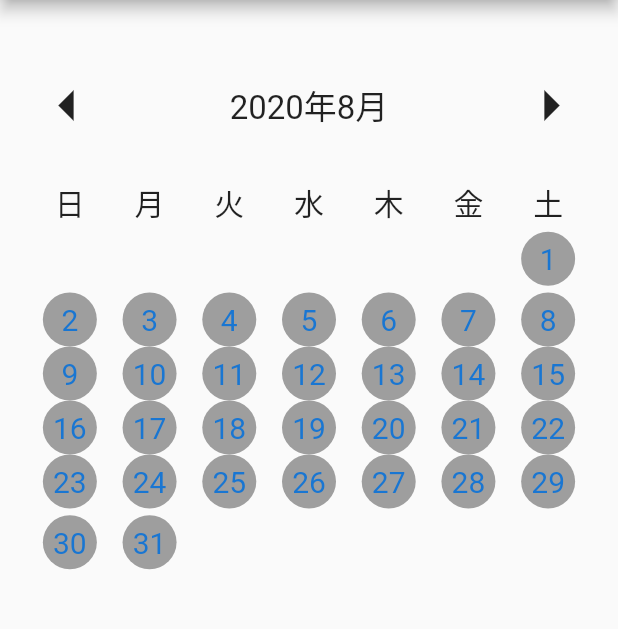
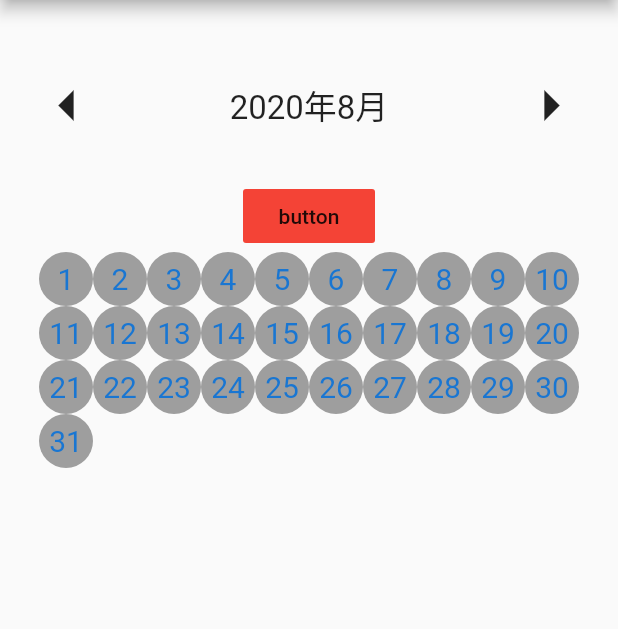
Before and after one commit to haratak/selecting_multiple_days_calendar, a Flutter app: the CalendarPage screen opened directly, on a phone screen of 412 x 824 dp, the part 84-713 px from its top. Run offline on Flutter 3.47's test engine with Material 2 defaults, Android fonts, the phone set to English and light mode, and no system bars; our stand-ins replace freezed_annotation, state_notifier; missing offline and left inert: flutter_state_notifier; generated files the repository leaves out were written again.

Commit message:
メソッドでWidgetを作成する方式に変更した（じゃなきゃボタンを押したときに画面が再構築されない）

```diff
--- a/lib/calendar_page.dart
+++ b/lib/calendar_page.dart
@@ -30,6 +30,7 @@ class _CalendarPageState extends State<CalendarPage> {
     super.initState();
     createMonths(DateTime(now.year, now.month, 1));
     createDayLabel(monthsList);
+//    buildCalendarList();
   }
 
   createMonths(DateTime startMonth) {
@@ -40,7 +41,7 @@ class _CalendarPageState extends State<CalendarPage> {
     for (var i = 0; i < 10; i++) {
       var monthLastNumber =
           DateTime(monthsListTemp[i].year, monthsListTemp[i].month + 1, 1).add(Duration(days: -1)).day;
-      Month month = Month(monthsListTemp[i], i + 1, monthLastNumber);
+      Month month = Month(monthsListTemp[i], i + 1, monthLastNumber, false);
       monthsList.add(month);
     }
   }
@@ -56,6 +57,12 @@ class _CalendarPageState extends State<CalendarPage> {
       dayLabelList.add(dayLabelListTemp);
     }
   }
+
+//  buildCalendarList() {
+//    for (int i = 0; i < monthsList.length; i++) {
+//      calendarList.add(buildCalendar(monthsList[i], dayLabelList[i]));
+//    }
+//  }
 
   @override
   Widget build(BuildContext context) {
@@ -116,8 +123,6 @@ class _CalendarPageState extends State<CalendarPage> {
               Expanded(
                 child: PageView(
                   onPageChanged: (pageId) {
-                    print('page 番号は$pageId');
-                    print('page変数は$pageNumber');
                     if (pageNumber == pageId) {
                       return;
                     }
@@ -134,7 +139,7 @@ class _CalendarPageState extends State<CalendarPage> {
                     }
                   },
                   controller: pageController,
-                  children: buildCalendarList(),
+                  children: _createPage(monthsList),
                 ),
               ),
             ],
@@ -142,74 +147,131 @@ class _CalendarPageState extends State<CalendarPage> {
         ));
   }
 
-  List<Widget> buildCalendarList() {
-    for (int i = 0; i < monthsList.length; i++) {
-      calendarList.add(buildCalendar(monthsList[i], dayLabelList[i]));
+  List<Widget> _createPage(List<Month> monthsList) {
+    List<Widget> pages = [];
+    for (var i = 0; i < monthsList.length; i++) {
+      pages.add(
+        SingleChildScrollView(
+          child: Column(
+            children: [
+              FlatButton(
+                color: monthsList[i].isSelected ? Colors.blue : Colors.red,
+                child: Text('button'),
+                onPressed: () {
+                  setState(() {
+                    if (monthsList[i].isSelected) {
+                      monthsList[i].isSelected = false;
+                    } else {
+                      monthsList[i].isSelected = true;
+                    }
+                  });
+                  print('pushed');
+                  print('${monthsList[i].isSelected}');
+                },
+              ),
+//          Column(
+////            children: _list,
+////          ),
+              Wrap(
+                children: buildCalendar(monthsList[i], dayLabelList[i]),
+              ),
+            ],
+          ),
+        ),
+      );
     }
-    return calendarList;
+    return pages;
   }
 
-  Widget buildCalendar(Month month, List<DayLabel> dayLabelList) {
+  List<Widget> buildCalendar(Month month, List<DayLabel> dayLabelList) {
     List<Widget> _list = [];
+    List<Widget> _listMain = [];
 
-    List<String> _dayOfTheWeek = ['日', '月', '火', '水', '木', '金', '土'];
-    List<Widget> _weekList = [];
-    for (int i = 0; i < 7; i++) {
-      _weekList.add(Expanded(
-        child: Container(
-          child: Text(
-            _dayOfTheWeek[i],
-            textAlign: TextAlign.center,
-            style: TextStyle(fontSize: 20.0),
-          ),
-        ),
-      ));
+    for (var i = 0; i < dayLabelList.length; i++) {
+      _list.add(buildCalendarItem(dayLabelList[i]));
     }
-    _list.add(
-      Row(
-        children: _weekList,
-      ),
-    );
-
-    List<Widget> _listCache = [];
-    for (int i = 0; i < month.monthLastNumber; i++) {
-      _listCache.add(Expanded(
-        child: buildCalendarItem(dayLabelList[i]),
-      ));
-      print(dayLabelList[i].day.weekday == 6 || i == month.monthLastNumber);
-      if (dayLabelList[i].day.weekday == 6 || i + 1 == month.monthLastNumber) {
-        int repeatNumber = 7 - _listCache.length;
-        for (int j = 0; j < repeatNumber; j++) {
-          if (dayLabelList[i].day.day <= 7) {
-            _listCache.insert(
-                0,
-                Expanded(
-                  child: Container(height: itemHeight),
-                ));
-          } else {
-            _listCache.add(Expanded(
-              child: Container(
-                height: itemHeight,
-              ),
-            ));
-          }
-        }
-
-        _list.add(Row(
-          children: _listCache,
-        ));
-        _listCache = [];
-      }
-    }
-
-    return SingleChildScrollView(
-      child: Column(
-        children: _list,
-      ),
-    );
+    return _list;
+//    return SingleChildScrollView(
+//      child: Column(
+//        children: [
+//          FlatButton(
+//            color: month.isSelected ? Colors.blue : Colors.red,
+//            child: Text('button'),
+//            onPressed: () {
+//              setState(() {
+//                if (month.isSelected) {
+//                  month.isSelected = false;
+//                } else {
+//                  month.isSelected = true;
+//                }
+//              });
+//              print('pushed');
+//              print('${month.isSelected}');
+//            },
+//          ),
+////          Column(
+//////            children: _list,
+//////          ),
+//          Wrap(
+//            children: _list,
+//          ),
+//        ],
+//      ),
+//    );
+//    List<Widget> _list = [];
+//
+//    List<String> _dayOfTheWeek = ['日', '月', '火', '水', '木', '金', '土'];
+//    List<Widget> _weekList = [];
+//    for (int i = 0; i < 7; i++) {
+//      _weekList.add(Expanded(
+//        child: Container(
+//          child: Text(
+//            _dayOfTheWeek[i],
+//            textAlign: TextAlign.center,
+//            style: TextStyle(fontSize: 20.0),
+//          ),
+//        ),
+//      ));
+//    }
+//    _list.add(
+//      Row(
+//        children: _weekList,
+//      ),
+//    );
+//
+//    List<Widget> _listCache = [];
+//    for (int i = 0; i < month.monthLastNumber; i++) {
+//      _listCache.add(Expanded(
+//        child: buildCalendarItem(dayLabelList[i]),
+//      ));
+////      print(dayLabelList[i].day.weekday == 6 || i == month.monthLastNumber);
+//      if (dayLabelList[i].day.weekday == 6 || i + 1 == month.monthLastNumber) {
+//        int repeatNumber = 7 - _listCache.length;
+//        for (int j = 0; j < repeatNumber; j++) {
+//          if (dayLabelList[i].day.day <= 7) {
+//            _listCache.insert(
+//                0,
+//                Expanded(
+//                  child: Container(height: itemHeight),
+//                ));
+//          } else {
+//            _listCache.add(Expanded(
+//              child: Container(
+//                height: itemHeight,
+//              ),
+//            ));
+//          }
+//        }
+//
+//        _list.add(Row(
+//          children: _listCache,
+//        ));
+//        _listCache = [];
+//      }
+//    }
   }
 
-  buildCalendarItem(DayLabel dayLabel) {
+  Widget buildCalendarItem(DayLabel dayLabel) {
     return InkWell(
       child: CircleAvatar(
         radius: 18,
--- a/lib/entity/month.dart
+++ b/lib/entity/month.dart
@@ -2,6 +2,7 @@ class Month {
   DateTime month;
   int numberOfPage;
   int monthLastNumber;
+  bool isSelected;
 
-  Month(this.month, this.numberOfPage, this.monthLastNumber);
+  Month(this.month, this.numberOfPage, this.monthLastNumber, this.isSelected);
 }
```
